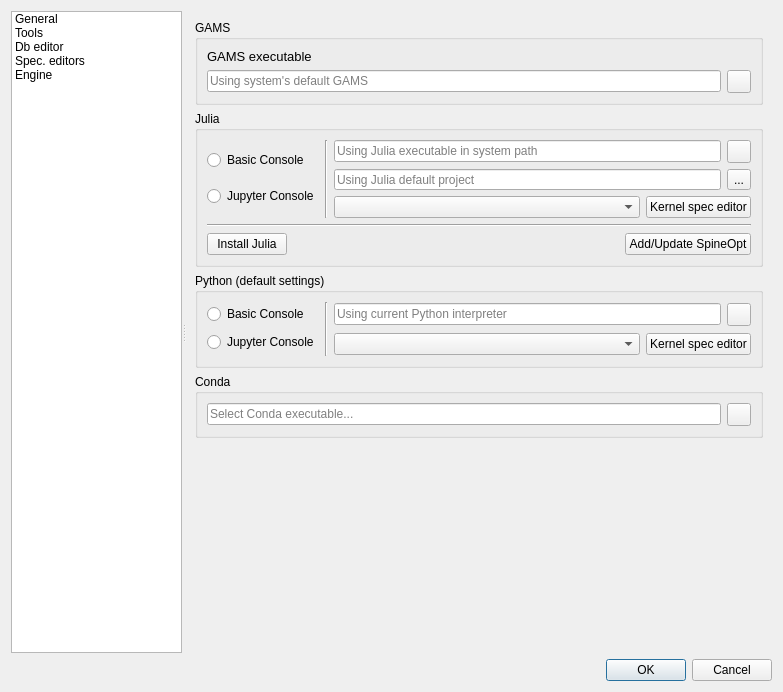
Before: the Qt Designer form spinetoolbox/ui/settings.ui in spine-tools/Spine-Toolbox, drawn with Qt 5.
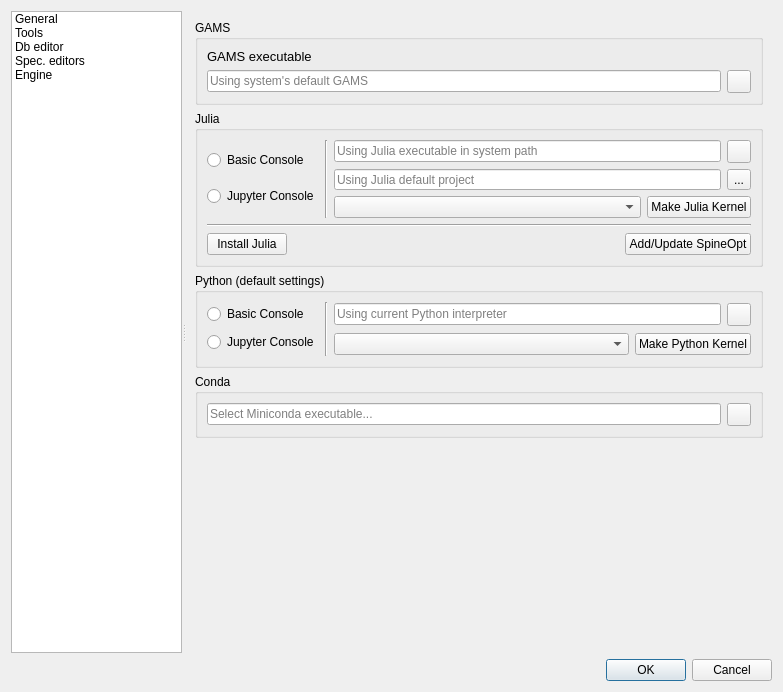
After: the same form once the commit is applied. The open tabs and pages were chosen to show the change. Icons and pictures are not drawn. Custom widgets are drawn as their Qt base class.

Commit message: Introduce KernelFetcher class for loading kernels in a thread

```diff
--- a/spinetoolbox/ui/settings.ui
+++ b/spinetoolbox/ui/settings.ui
@@ -807,7 +807,7 @@
                     <string>&lt;html&gt;&lt;head/&gt;&lt;body&gt;&lt;p&gt;Open Julia kernel spec editor&lt;/p&gt;&lt;/body&gt;&lt;/html&gt;</string>
                    </property>
                    <property name="text">
-                    <string>Kernel spec editor</string>
+                    <string>Make Julia Kernel</string>
                    </property>
                   </widget>
                  </item>
@@ -979,7 +979,7 @@
                   <string>&lt;html&gt;&lt;head/&gt;&lt;body&gt;&lt;p&gt;Open Python kernel spec editor&lt;/p&gt;&lt;/body&gt;&lt;/html&gt;</string>
                  </property>
                  <property name="text">
-                  <string>Kernel spec editor</string>
+                  <string>Make Python Kernel</string>
                  </property>
                 </widget>
                </item>
@@ -1004,7 +1004,7 @@
                 <string>&lt;html&gt;&lt;head/&gt;&lt;body&gt;&lt;p&gt;Select Conda executable for running Tool specifications in a Conda environment.&lt;/p&gt;&lt;p&gt;If you started Spine Toolbox in Conda, the &lt;span style=&quot; font-weight:600;&quot;&gt;Conda executable is set up automatically&lt;/span&gt;.&lt;/p&gt;&lt;p&gt;If not on Conda, please select &lt;span style=&quot; font-weight:600;&quot;&gt;&amp;lt;base_env&amp;gt;\scripts\conda.exe&lt;/span&gt; (on Win10), where &lt;span style=&quot; font-weight:600;&quot;&gt;&amp;lt;base_env&amp;gt;&lt;/span&gt; is the root directory of your Conda installation (i.e. base environment location).&lt;/p&gt;&lt;/body&gt;&lt;/html&gt;</string>
                </property>
                <property name="placeholderText">
-                <string>Select Conda executable...</string>
+                <string>Select Miniconda executable...</string>
                </property>
                <property name="clearButtonEnabled">
                 <bool>true</bool>
```
Left out of the diff: 48 changed lines with no effect on the pictures. The commit also changes 9 other files.
